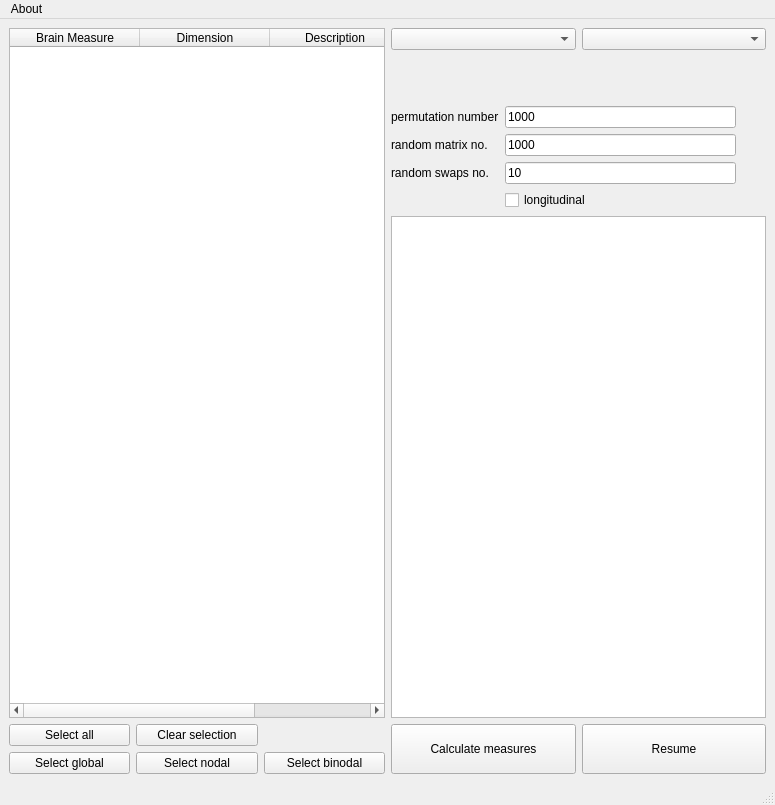
Qt form braphy/gui/ui_files/calculation_window.ui (softmatterlab/Braph-2.0-Python) before a commit.
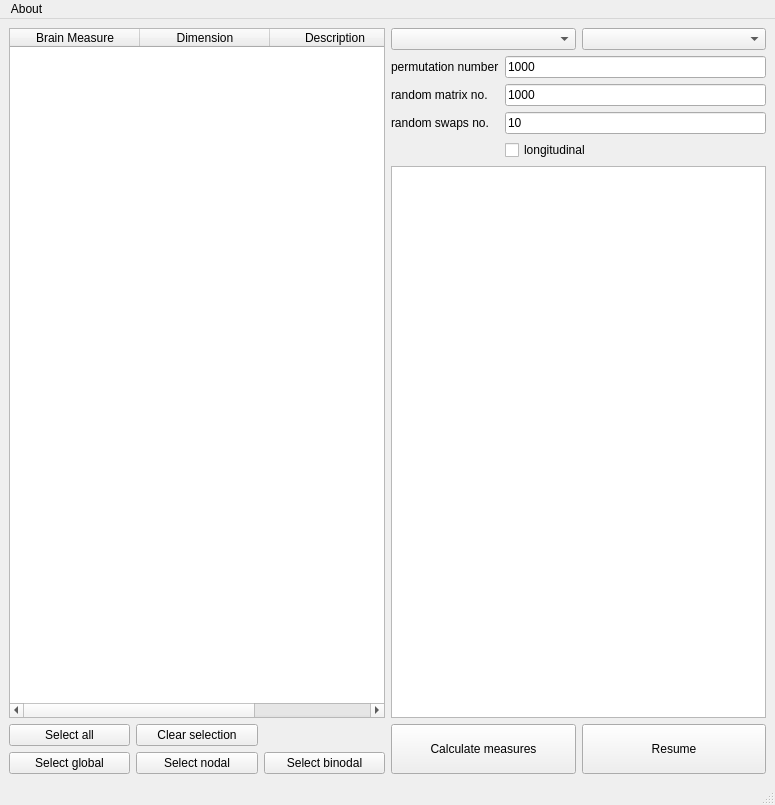
The same form after that commit.

Commit message: Add windows for comparison and random comparison

What changed in the file:
```diff
--- a/braphy/gui/ui_files/calculation_window.ui
+++ b/braphy/gui/ui_files/calculation_window.ui
@@ -112,10 +112,10 @@
         <item>
          <layout class="QGridLayout" name="gridLayout_3">
           <property name="topMargin">
-           <number>50</number>
+           <number>0</number>
           </property>
           <property name="rightMargin">
-           <number>30</number>
+           <number>0</number>
           </property>
           <item row="1" column="1">
            <widget class="QLineEdit" name="lineEditMatrix">
```
The commit also changes 4 other files.
